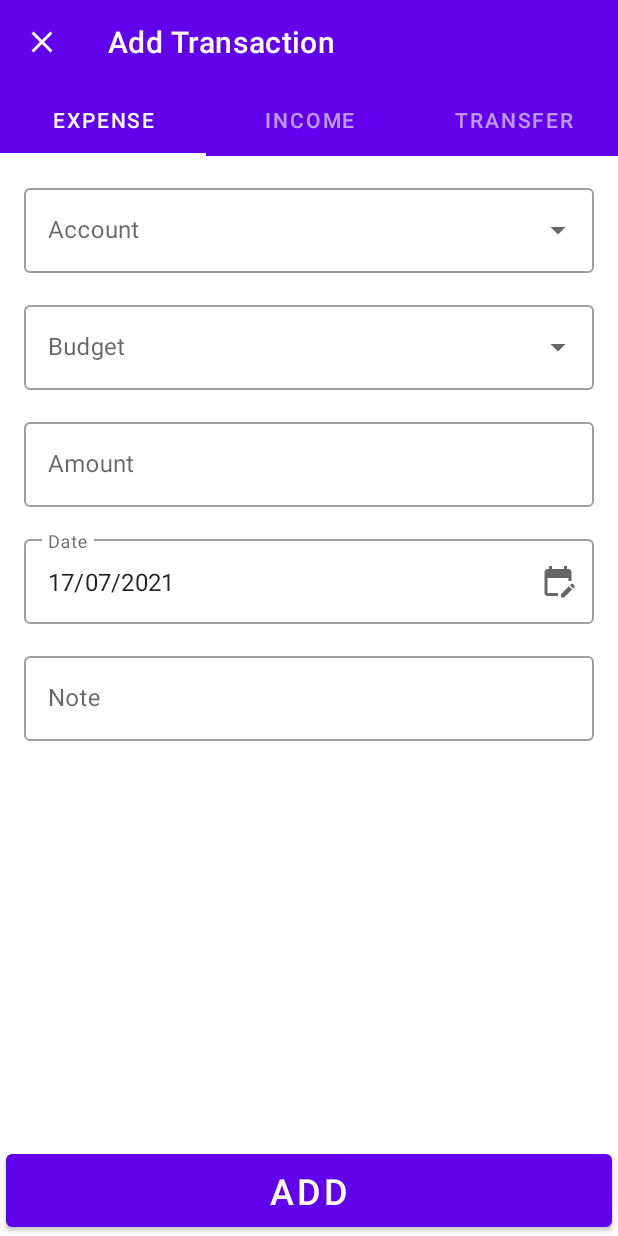
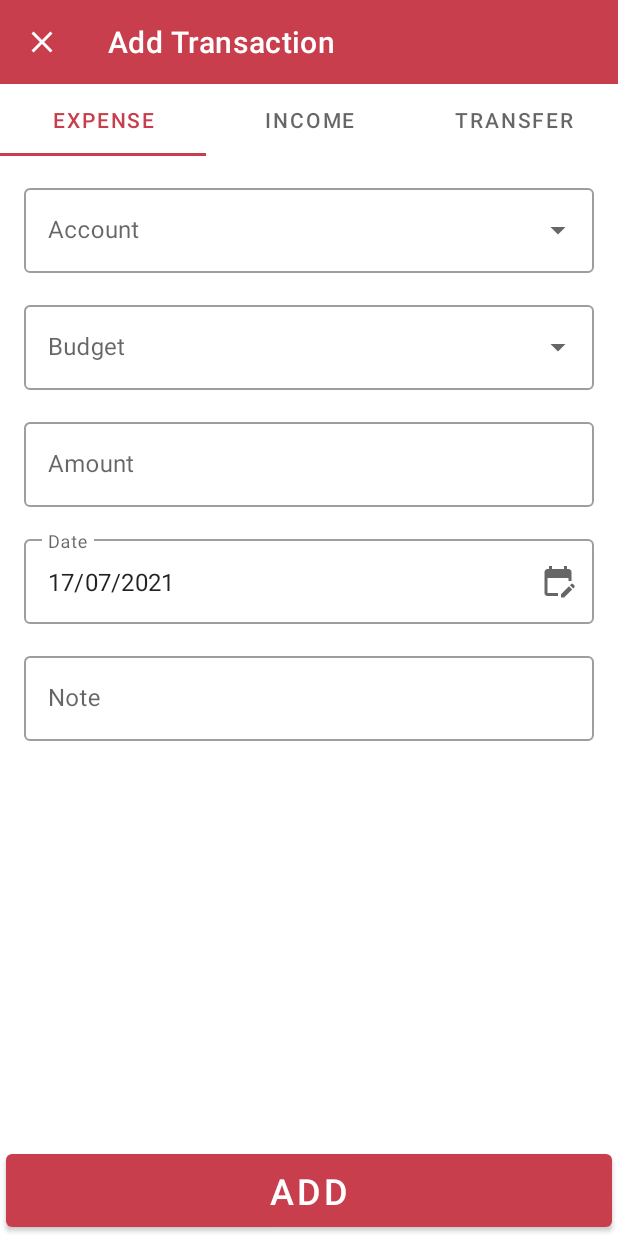
Before and after one commit to kedaitayar/MFM2, an Android app: the screen it shows after launch (AddTransactionActivity before the commit, MainActivity after it), after a tap on "Add Transaction", on a phone screen of 412 x 824 dp. Run offline under Robolectric (Android 15) with nearby library versions, the phone set to English and light mode, and no system bars; our stand-ins replace Dagger/Hilt's generated code, Room's generated code, paging; libraries missing offline, so code that uses them is left out: com.github.mikephil.charting; 29 statements that could not run were skipped.

Commit message:
fix: change some transition animation and theme

```diff
--- a/app/build.gradle
+++ b/app/build.gradle
@@ -64,7 +64,7 @@ dependencies {
     implementation 'com.google.android.material:material:1.3.0'
     implementation 'androidx.constraintlayout:constraintlayout:2.0.4'
     implementation 'androidx.legacy:legacy-support-v4:1.0.0'
-    implementation "androidx.fragment:fragment-ktx:1.3.4"
+    implementation "androidx.fragment:fragment-ktx:1.3.5"
 
     //lifecycle
     implementation "androidx.lifecycle:lifecycle-livedata-core-ktx:2.3.1"
--- a/app/src/main/AndroidManifest.xml
+++ b/app/src/main/AndroidManifest.xml
@@ -10,7 +10,6 @@
         android:roundIcon="@mipmap/ic_launcher_round"
         android:supportsRtl="true"
         android:theme="@style/Theme.MFM">
-        <activity android:name=".ui.transaction.add_edit_transaction.add_transaction.AddTransactionActivity"></activity>
         <activity
             android:name=".MainActivity"
             android:windowSoftInputMode="adjustResize">
--- a/app/src/main/java/io/github/kedaitayar/mfm/MainActivity.kt
+++ b/app/src/main/java/io/github/kedaitayar/mfm/MainActivity.kt
@@ -20,7 +20,7 @@ class MainActivity : AppCompatActivity() {
     private val mainActivityViewModel: MainActivityViewModel by viewModels()
 
     override fun onCreate(savedInstanceState: Bundle?) {
-        setExitSharedElementCallback(MaterialContainerTransformSharedElementCallback())
+//        setExitSharedElementCallback(MaterialContainerTransformSharedElementCallback())
         super.onCreate(savedInstanceState)
         setContentView(R.layout.activity_main)
 //        initialData()
--- a/app/src/main/java/io/github/kedaitayar/mfm/ui/RingCustomView.kt
+++ b/app/src/main/java/io/github/kedaitayar/mfm/ui/RingCustomView.kt
@@ -6,6 +6,7 @@ import android.graphics.Color
 import android.graphics.Paint
 import android.graphics.RectF
 import android.util.AttributeSet
+import android.util.TypedValue
 import android.view.View
 import io.github.kedaitayar.mfm.R
 import kotlin.math.min
@@ -26,11 +27,14 @@ class RingCustomView @JvmOverloads constructor(
 
     init {
         val typeArray = context.obtainStyledAttributes(attrs, R.styleable.RingCustomView)
+        val typedValue = TypedValue()
+        val theme = context.theme
+        theme.resolveAttribute(R.attr.colorPrimary, typedValue, true)
         if (isInEditMode) {
             this.ringProgress = 200f
         } else {
             this.setRingProgress(typeArray.getInt(R.styleable.RingCustomView_ringProgress, 0))
-            this.ringColor = typeArray.getColor(R.styleable.RingCustomView_ringColor, Color.GREEN)
+            this.ringColor = typeArray.getColor(R.styleable.RingCustomView_ringColor, typedValue.data)
             this.ringStrokeWidth =
                 typeArray.getFloat(R.styleable.RingCustomView_ringStrokeWidth, 20f)
         }
--- a/app/src/main/java/io/github/kedaitayar/mfm/ui/main/MainFragment.kt
+++ b/app/src/main/java/io/github/kedaitayar/mfm/ui/main/MainFragment.kt
@@ -1,7 +1,5 @@
 package io.github.kedaitayar.mfm.ui.main
 
-import android.app.ActivityOptions
-import android.content.Intent
 import android.os.Bundle
 import android.view.LayoutInflater
 import android.view.View
@@ -9,6 +7,7 @@ import android.view.ViewGroup
 import androidx.fragment.app.Fragment
 import androidx.fragment.app.activityViewModels
 import androidx.lifecycle.lifecycleScope
+import androidx.navigation.fragment.FragmentNavigatorExtras
 import androidx.navigation.fragment.findNavController
 import androidx.viewpager2.widget.ViewPager2
 import com.google.android.material.snackbar.Snackbar
@@ -16,7 +15,6 @@ import com.google.android.material.tabs.TabLayoutMediator
 import dagger.hilt.android.AndroidEntryPoint
 import io.github.kedaitayar.mfm.R
 import io.github.kedaitayar.mfm.databinding.FragmentMainBinding
-import io.github.kedaitayar.mfm.ui.transaction.add_edit_transaction.add_transaction.AddTransactionActivity
 import io.github.kedaitayar.mfm.util.exhaustive
 import kotlinx.coroutines.flow.collect
 
@@ -52,13 +50,14 @@ class MainFragment : Fragment(R.layout.fragment_main) {
         }.attach()
 
         binding.fab.setOnClickListener {
-//            val action = MainFragmentDirections.actionMainFragmentToAddTransactionFragment()
-//            findNavController().navigate(action)
-            val intent = Intent(requireContext(), AddTransactionActivity::class.java)
-            val options = ActivityOptions.makeSceneTransitionAnimation(
-                requireActivity(), binding.fab, "add_transaction_activity_transition"
-            )
-            startActivity(intent, options.toBundle())
+            val action = MainFragmentDirections.actionMainFragmentToAddTransactionFragment()
+            val extras = FragmentNavigatorExtras(binding.fab to "add_transaction_activity_transition")
+            findNavController().navigate(action, extras)
+//            val intent = Intent(requireContext(), AddTransactionActivity::class.java)
+//            val options = ActivityOptions.makeSceneTransitionAnimation(
+//                requireActivity(), binding.fab, "add_transaction_activity_transition"
+//            )
+//            startActivity(intent, options.toBundle())
         }
 
         viewLifecycleOwner.lifecycleScope.launchWhenStarted {
--- a/app/src/main/java/io/github/kedaitayar/mfm/ui/transaction/add_edit_transaction/add_transaction/AddTransactionActivity.kt
+++ /dev/null
@@ -1,56 +0,0 @@
-package io.github.kedaitayar.mfm.ui.transaction.add_edit_transaction.add_transaction
-
-import androidx.appcompat.app.AppCompatActivity
-import android.os.Bundle
-import android.util.Log
-import android.view.Window
-import androidx.fragment.app.commit
-import androidx.interpolator.view.animation.FastOutSlowInInterpolator
-import com.google.android.material.color.MaterialColors
-import com.google.android.material.transition.platform.MaterialArcMotion
-import com.google.android.material.transition.platform.MaterialContainerTransform
-import com.google.android.material.transition.platform.MaterialContainerTransformSharedElementCallback
-import dagger.hilt.android.AndroidEntryPoint
-import io.github.kedaitayar.mfm.R
-import io.github.kedaitayar.mfm.databinding.ActivityAddTransactionBinding
-
-private const val TAG = "AddTransactionActivity"
-
-@AndroidEntryPoint
-class AddTransactionActivity : AppCompatActivity() {
-    private lateinit var binding: ActivityAddTransactionBinding
-
-    override fun onCreate(savedInstanceState: Bundle?) {
-        window.requestFeature(Window.FEATURE_ACTIVITY_TRANSITIONS)
-        binding = ActivityAddTransactionBinding.inflate(layoutInflater)
-
-        setEnterSharedElementCallback(MaterialContainerTransformSharedElementCallback())
-        window.sharedElementEnterTransition = MaterialContainerTransform().apply {
-            addTarget(binding.addTransactionRoot)
-            setAllContainerColors(MaterialColors.getColor(binding.root, R.attr.colorSurface))
-            pathMotion = MaterialArcMotion()
-            duration = 300
-            interpolator = FastOutSlowInInterpolator()
-            fadeMode = MaterialContainerTransform.FADE_MODE_IN
-        }
-
-        window.sharedElementReturnTransition = MaterialContainerTransform().apply {
-            addTarget(binding.addTransactionRoot)
-            setAllContainerColors(MaterialColors.getColor(binding.root, R.attr.colorSurface))
-            pathMotion = MaterialArcMotion()
-            duration = 250
-            interpolator = FastOutSlowInInterpolator()
-            fadeMode = MaterialContainerTransform.FADE_MODE_IN
-        }
-
-        super.onCreate(savedInstanceState)
-        setContentView(binding.root)
-
-        if (savedInstanceState == null) {
-            supportFragmentManager.commit {
-                setReorderingAllowed(true)
-                add(R.id.add_transaction_container_view, AddTransactionFragment())
-            }
-        }
-    }
-}
--- a/app/src/main/java/io/github/kedaitayar/mfm/ui/transaction/add_edit_transaction/add_transaction/AddTransactionFragment.kt
+++ b/app/src/main/java/io/github/kedaitayar/mfm/ui/transaction/add_edit_transaction/add_transaction/AddTransactionFragment.kt
@@ -1,14 +1,17 @@
 package io.github.kedaitayar.mfm.ui.transaction.add_edit_transaction.add_transaction
 
+import android.graphics.Color
 import android.os.Bundle
 import androidx.fragment.app.Fragment
 import android.view.View
 import androidx.fragment.app.activityViewModels
 import androidx.fragment.app.viewModels
+import androidx.interpolator.view.animation.FastOutSlowInInterpolator
 import androidx.lifecycle.lifecycleScope
 import androidx.navigation.fragment.findNavController
 import com.google.android.material.snackbar.Snackbar
 import com.google.android.material.tabs.TabLayoutMediator
+import com.google.android.material.transition.MaterialContainerTransform
 import dagger.hilt.android.AndroidEntryPoint
 import io.github.kedaitayar.mfm.R
 import io.github.kedaitayar.mfm.databinding.FragmentAddTransactionBinding
@@ -16,6 +19,7 @@ import io.github.kedaitayar.mfm.ui.main.MainViewModel
 import io.github.kedaitayar.mfm.ui.transaction.add_edit_transaction.AddEditTransactionViewModel
 import io.github.kedaitayar.mfm.util.SoftKeyboardManager.hideKeyboard
 import io.github.kedaitayar.mfm.util.exhaustive
+import io.github.kedaitayar.mfm.util.themeColor
 import kotlinx.coroutines.flow.collect
 import java.lang.ref.WeakReference
 
@@ -29,6 +33,20 @@ class AddTransactionFragment : Fragment(R.layout.fragment_add_transaction) {
     // to get the current viewpager2 fragment, solution get from - https://stackoverflow.com/a/57495777/12528485 (no idea if this is good solution)
     private var _currentPage: WeakReference<AddTransactionChild>? = null
     private val currentPage get() = _currentPage?.get()
+
+    override fun onCreate(savedInstanceState: Bundle?) {
+        super.onCreate(savedInstanceState)
+        sharedElementEnterTransition = MaterialContainerTransform()
+            .apply {
+                drawingViewId = R.id.nav_host
+                duration = 300
+                scrimColor = Color.TRANSPARENT
+                setAllContainerColors(requireContext().themeColor(R.attr.colorSurface))
+                interpolator = FastOutSlowInInterpolator()
+                fadeMode = MaterialContainerTransform.FADE_MODE_IN
+            }
+
+    }
 
     override fun onViewCreated(view: View, savedInstanceState: Bundle?) {
         super.onViewCreated(view, savedInstanceState)
@@ -70,7 +88,8 @@ class AddTransactionFragment : Fragment(R.layout.fragment_add_transaction) {
                             mainViewModel.showSnackbar("Transaction add failed", Snackbar.LENGTH_SHORT)
                         }
                         hideKeyboard()
-                        findNavController().navigateUp()
+//                        findNavController().navigateUp()
+                        requireActivity().onBackPressed()
                     }
                     is AddEditTransactionViewModel.AddEditTransactionEvent.NavigateBackWithDeleteResult -> {
                         if (event.result == 1) {
@@ -79,7 +98,8 @@ class AddTransactionFragment : Fragment(R.layout.fragment_add_transaction) {
                             mainViewModel.showSnackbar("Transaction delete failed", Snackbar.LENGTH_SHORT)
                         }
                         hideKeyboard()
-                        findNavController().navigateUp()
+//                        findNavController().navigateUp()
+                        requireActivity().onBackPressed()
                     }
                     is AddEditTransactionViewModel.AddEditTransactionEvent.NavigateBackWithEditResult -> {
                         if (event.result == 1) {
@@ -88,7 +108,8 @@ class AddTransactionFragment : Fragment(R.layout.fragment_add_transaction) {
                             mainViewModel.showSnackbar("Transaction update failed", Snackbar.LENGTH_SHORT)
                         }
                         hideKeyboard()
-                        findNavController().navigateUp()
+//                        findNavController().navigateUp()
+                        requireActivity().onBackPressed()
                     }
                     is AddEditTransactionViewModel.AddEditTransactionEvent.ShowSnackbar -> {
                         Snackbar.make(requireView(), event.msg, event.length)
--- a/app/src/main/java/io/github/kedaitayar/mfm/util/Utils.kt
+++ b/app/src/main/java/io/github/kedaitayar/mfm/util/Utils.kt
@@ -1,6 +1,12 @@
 package io.github.kedaitayar.mfm.util
 
+import android.annotation.SuppressLint
+import android.content.Context
+import android.graphics.Color
 import android.text.Editable
+import androidx.annotation.AttrRes
+import androidx.annotation.ColorInt
+import androidx.core.content.res.use
 
 val <T> T.exhaustive: T
     get() = this
@@ -11,3 +17,15 @@ fun Editable?.toStringOrBlank(): String {
     }
     return this.toString()
 }
+
+@ColorInt
+@SuppressLint("Recycle")
+fun Context.themeColor(
+    @AttrRes themeAttrId: Int
+): Int {
+    return obtainStyledAttributes(
+        intArrayOf(themeAttrId)
+    ).use {
+        it.getColor(0, Color.MAGENTA)
+    }
+}
--- a/app/src/main/res/layout/activity_add_transaction.xml
+++ /dev/null
@@ -1,16 +0,0 @@
-<?xml version="1.0" encoding="utf-8"?>
-<androidx.constraintlayout.widget.ConstraintLayout xmlns:android="http://schemas.android.com/apk/res/android"
-    xmlns:app="http://schemas.android.com/apk/res-auto"
-    xmlns:tools="http://schemas.android.com/tools"
-    android:id="@+id/add_transaction_root"
-    android:layout_width="match_parent"
-    android:layout_height="match_parent"
-    android:transitionName="add_transaction_activity_transition"
-    tools:context=".ui.transaction.add_edit_transaction.add_transaction.AddTransactionActivity">
-
-    <androidx.fragment.app.FragmentContainerView
-        android:id="@+id/add_transaction_container_view"
-        android:layout_width="match_parent"
-        android:layout_height="match_parent" />
-
-</androidx.constraintlayout.widget.ConstraintLayout>
--- a/app/src/main/res/layout/fragment_account_dashboard.xml
+++ b/app/src/main/res/layout/fragment_account_dashboard.xml
@@ -123,7 +123,6 @@
             app:layout_constraintEnd_toEndOf="parent"
             app:layout_constraintStart_toEndOf="@+id/barrier"
             app:layout_constraintTop_toTopOf="@+id/text_view_account"
-            app:ringColor="@color/design_default_color_primary"
             app:ringStrokeWidth="20" />
 
         <LinearLayout
--- a/app/src/main/res/layout/fragment_add_transaction.xml
+++ b/app/src/main/res/layout/fragment_add_transaction.xml
@@ -4,6 +4,8 @@
     xmlns:tools="http://schemas.android.com/tools"
     android:layout_width="match_parent"
     android:layout_height="match_parent"
+    android:background="?attr/colorSurface"
+    android:transitionName="add_transaction_activity_transition"
     tools:context=".ui.transaction.add_edit_transaction.add_transaction.AddTransactionFragment">
 
     <androidx.constraintlayout.widget.ConstraintLayout
@@ -11,10 +13,10 @@
         android:layout_height="match_parent">
 
         <com.google.android.material.appbar.AppBarLayout
-            app:elevation="0dp"
             android:id="@+id/toolbar"
             android:layout_width="match_parent"
             android:layout_height="wrap_content"
+            app:elevation="0dp"
             app:layout_constraintStart_toStartOf="parent"
             app:layout_constraintTop_toTopOf="parent">
 
@@ -26,7 +28,6 @@
         </com.google.android.material.appbar.AppBarLayout>
 
         <com.google.android.material.tabs.TabLayout
-            style="@style/Widget.MaterialComponents.TabLayout.Colored"
             android:id="@+id/tab_layout"
             android:layout_width="match_parent"
             android:layout_height="wrap_content"
--- a/app/src/main/res/layout/fragment_edit_transaction.xml
+++ b/app/src/main/res/layout/fragment_edit_transaction.xml
@@ -4,6 +4,7 @@
     xmlns:tools="http://schemas.android.com/tools"
     android:layout_width="match_parent"
     android:layout_height="match_parent"
+    android:background="?attr/colorSurface"
     tools:context=".ui.transaction.add_edit_transaction.edit_transaction.EditTransactionFragment">
 
     <androidx.constraintlayout.widget.ConstraintLayout
--- a/app/src/main/res/layout/fragment_main.xml
+++ b/app/src/main/res/layout/fragment_main.xml
@@ -35,6 +35,7 @@
 
         <com.google.android.material.floatingactionbutton.FloatingActionButton
             android:id="@+id/fab"
+            android:transitionName="add_transaction_activity_transition"
             android:layout_width="wrap_content"
             android:layout_height="wrap_content"
             android:layout_gravity="bottom|end"
--- a/app/src/main/res/layout/fragment_transaction_list.xml
+++ b/app/src/main/res/layout/fragment_transaction_list.xml
@@ -3,13 +3,13 @@
     xmlns:tools="http://schemas.android.com/tools"
     android:layout_width="match_parent"
     android:layout_height="match_parent"
-    xmlns:app="http://schemas.android.com/apk/res-auto"
     tools:context=".ui.transaction.transaction_list.TransactionListFragment">
 
     <androidx.recyclerview.widget.RecyclerView
         android:id="@+id/recycler_view_transaction_list"
         android:layout_width="match_parent"
         android:layout_height="match_parent"
+        android:transitionGroup="true"
         tools:listitem="@layout/recycler_view_item_transaction_list" />
 
 </FrameLayout>
--- a/app/src/main/res/values-night/themes.xml
+++ b/app/src/main/res/values-night/themes.xml
@@ -1,10 +1,10 @@
 <resources xmlns:tools="http://schemas.android.com/tools">
     <!-- Base application theme. -->
     <style name="Theme.MFM" parent="Theme.MaterialComponents.DayNight.NoActionBar">
-        <item name="colorPrimary">@color/purple_200</item>
-        <item name="colorPrimaryVariant">@color/purple_600</item>
-        <item name="colorSecondary">@color/green_200</item>
-        <item name="colorSecondaryVariant">@color/green_500</item>
+        <item name="colorPrimary">#c83e4d</item>
+        <item name="colorPrimaryVariant">#910025</item>
+        <item name="colorSecondary">#ffb74d</item>
+        <item name="colorSecondaryVariant">#c88719</item>
         <item name="android:colorBackground">@color/black_900</item>
         <item name="colorSurface">@color/black_800</item>
         <item name="colorError">@color/red_200</item>
--- a/app/src/main/res/values/themes.xml
+++ b/app/src/main/res/values/themes.xml
@@ -1,10 +1,10 @@
 <resources xmlns:tools="http://schemas.android.com/tools">
     <!-- Base application theme. -->
     <style name="Theme.MFM" parent="Theme.MaterialComponents.DayNight.NoActionBar">
-        <item name="colorPrimary">@color/purple_500</item>
-        <item name="colorPrimaryVariant">@color/purple_700</item>
-        <item name="colorSecondary">@color/green_200</item>
-        <item name="colorSecondaryVariant">@color/green_500</item>
+        <item name="colorPrimary">#c83e4d</item>
+        <item name="colorPrimaryVariant">#910025</item>
+        <item name="colorSecondary">#ffb74d</item>
+        <item name="colorSecondaryVariant">#c88719</item>
         <item name="android:colorBackground">@color/white_50</item>
         <item name="colorSurface">@color/white_50</item>
         <item name="colorError">@color/red_600</item>
```
Also changed, not shown: app/src/main/java/io/github/kedaitayar/mfm/ui/transaction/add_edit_transaction/edit_transaction/EditTransactionFragment.kt (+38 -9 lines), app/src/main/java/io/github/kedaitayar/mfm/ui/transaction/transaction_list/TransactionListAdapter.kt (+18 -12 lines), app/src/main/java/io/github/kedaitayar/mfm/ui/transaction/transaction_list/TransactionListFragment.kt (+62 -20 lines), app/src/main/res/layout/recycler_view_item_transaction_list.xml (+9 -1 lines).
